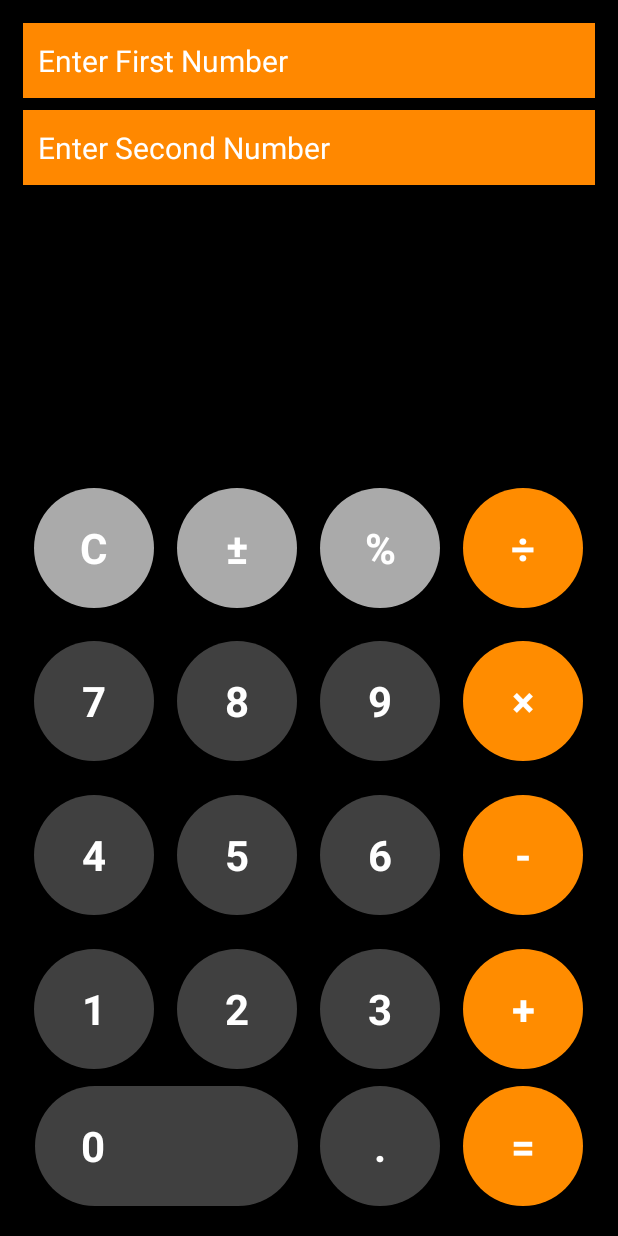
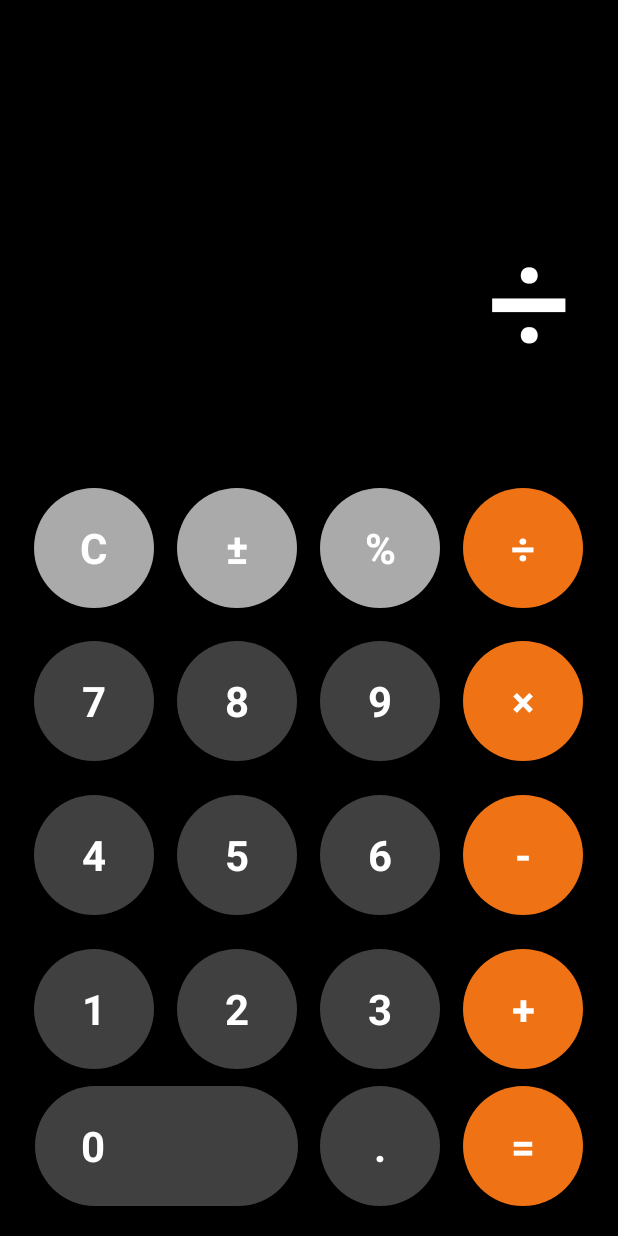
Before and after one commit to rlruedas/calculator, an Android app: the screen it shows after launch (MainActivity), after a tap on an icon or button, on a phone screen of 412 x 824 dp. Run offline under Robolectric (Android 15) with nearby library versions, the phone set to English and light mode, and no system bars; Roboto replaces fonts that are not available here.

Commit message:
Single View

```diff
--- a/app/src/main/java/com/example/calculator/MainActivity.java
+++ b/app/src/main/java/com/example/calculator/MainActivity.java
@@ -8,14 +8,18 @@ import android.view.View;
 import android.widget.Button;
 import android.widget.TextView;
 
+import java.math.BigDecimal;
+import java.text.DecimalFormat;
+
 public class MainActivity extends AppCompatActivity implements View.OnClickListener {
 
     private Button[] numbers, operators;
-    private TextView firstNo, secondNo, textView;
-    private String firstText = "", secondText = "", oper = "";
-    private Button clear, add, multiply, subtract, divide, equals, decimal;
-    private Double first, second, total;
-    private int k = 0, c = 0;
+    private TextView textView;
+    private String currText = "", tempOne = "",tempTwo = "",tempThree = "", oper = "";
+    private Button clear, equals, decimal;
+    private Float first, second, total;
+    private int k = 0;
+    DecimalFormat df;
 
 
     @Override
@@ -26,23 +30,11 @@ public class MainActivity extends AppCompatActivity implements View.OnClickListe
         textView = findViewById(R.id.textView);
         textView.setMovementMethod(new ScrollingMovementMethod());
 
-        firstNo = findViewById(R.id.firstNo);
-        secondNo = findViewById(R.id.secondNo);
         clear = findViewById(R.id.clear);
-        add = findViewById(R.id.add);
-        subtract = findViewById(R.id.subtract);
-        multiply = findViewById(R.id.multiply);
-        divide = findViewById(R.id.divide);
         equals = findViewById(R.id.equals);
         decimal = findViewById(R.id.decimal);
 
         clear.setOnClickListener(this);
-        firstNo.setOnClickListener(this);
-        secondNo.setOnClickListener(this);
-        add.setOnClickListener(this);
-        subtract.setOnClickListener(this);
-        multiply.setOnClickListener(this);
-        divide.setOnClickListener(this);
         equals.setOnClickListener(this);
         decimal.setOnClickListener(this);
 
@@ -71,95 +63,87 @@ public class MainActivity extends AppCompatActivity implements View.OnClickListe
         for (int i = 0; i < 4; i++){
             operators[i].setOnClickListener(this);
         }
-
     }
-
 
     @Override
     public void onClick(View v) {
 
         for (int i = 0; i < 4; i++){
             if(v.getId() == operators[i].getId()){
-                if(!firstNo.getText().equals("Enter First Number")){
-                    c = 1;
+                if(!textView.getText().equals("")){
                     oper = String.valueOf(i);
                     k = Integer.parseInt(oper);
+                    tempOne = currText;
+                    if(i == 0){
+                        currText += "+";
+                        textView.setText(currText);
+                        currText = "";
+                    }else if(i == 1){
+                        tempThree += "-";
+                        textView.setText(currText);
+                        currText = "";
+                    }else if(i == 2){
+                        currText += "×";
+                        textView.setText(currText);
+                        currText = "";
+                    }else if(i == 3){
+                        currText += "÷";
+                        textView.setText(currText);
+                        currText = "";
+                    }
                 }
             }
         }
 
-            if(c == 0){
         for (int i = 0; i < 10; i++) {
             if (v.getId() == numbers[i].getId()) {
                 if (i == 0) {
-                            if (!firstText.equals("0")) {
-                                firstText += String.valueOf(i);
-                                firstNo.setText(firstText);
+                    if(!currText.equals("0")){
+                        currText += String.valueOf(i);
+                        textView.setText(currText);
                     }
                 } else {
-                            firstText += String.valueOf(i);
-                            firstNo.setText(firstText);
+                    currText += String.valueOf(i);
+                    textView.setText(currText);
                 }
             }
         }
         if(v.getId() == decimal.getId()){
-                    firstText += ".";
-                    firstNo.setText(firstText);
+            currText += ".";
+            textView.setText(currText);
         }
-            }else if (c == 1){
 
-                for (int i = 0; i < 10; i++) {
-                    if (v.getId() == numbers[i].getId()) {
-                        if (i == 0) {
-                            if (!secondText.equals("0")) {
-                                secondText += String.valueOf(i);
-                                secondNo.setText(secondText);
-                            }
-                        } else {
-                            secondText += String.valueOf(i);
-                            secondNo.setText(secondText);
+        if(v.getId() == equals.getId()) {
+            tempTwo = currText;
+            if (!tempOne.equals("") && !tempTwo.equals("")) {
+                if (k == 0) {
+                    first = Float.parseFloat(tempOne);
+                    second = Float.parseFloat(tempTwo);
+                    total = first + second;
+                    textView.setText(String.format("%.0f", total));
+                } else if (k == 1) {
+                    first = Float.parseFloat(tempOne);
+                    second = Float.parseFloat(tempTwo);
+                    total = first - second;
+                    textView.setText(String.format("%.0f", total));
+                } else if (k == 2) {
+                    first = Float.parseFloat(tempOne);
+                    second = Float.parseFloat(tempTwo);
+                    total = first * second;
+                    textView.setText(String.format("%.0f", total));
+                } else if (k == 3) {
+                    first = Float.parseFloat(tempOne);
+                    second = Float.parseFloat(tempTwo);
+                    total = first / second;
+                    textView.setText(String.format("%.0f", total));
                 }
             }
         }
-                if(v.getId() == decimal.getId()){
-                    secondText += ".";
-                    secondNo.setText(secondText);
-                }
-            }
-
-        if(v.getId() == equals.getId()){
-            if(!secondNo.getText().equals("Enter Second Number")){
-                if(k == 0){
-                    first = Double.parseDouble(firstText);
-                    second = Double.parseDouble(secondText);
-                    total = first + second;
-                    textView.setText(Double.toString(Math.floor(total)));
-                } else if(k == 1) {
-                    first = Double.parseDouble(firstText);
-                    second = Double.parseDouble(secondText);
-                    total = first - second;
-                    textView.setText(Double.toString(Math.floor(total)));
-                }else if(k == 2) {
-                    first = Double.parseDouble(firstText);
-                    second = Double.parseDouble(secondText);
-                    total = first * second;
-                    textView.setText(Double.toString(Math.floor(total)));
-                }else if(k == 3) {
-                    first = Double.parseDouble(firstText);
-                    second = Double.parseDouble(secondText);
-                    total = first / second;
-                    textView.setText(Double.toString(Math.floor(total)));
+        if(v.getId() == clear.getId()){
+            tempOne = "";
+            tempTwo = "";
+            currText = "";
+            textView.setText("0");
         }
     }
 }
-
-        if(v.getId() == clear.getId()){
-            firstText = "";
-            secondText = "";
-            textView.setText("");
-            firstNo.setText("Enter First Number");
-            secondNo.setText("Enter Second Number");
-            c = 0;
-        }
-    }
-}
--- a/app/src/main/res/drawable/orange_bg_round.xml
+++ b/app/src/main/res/drawable/orange_bg_round.xml
@@ -2,7 +2,7 @@
 <selector xmlns:android="http://schemas.android.com/apk/res/android">
     <item>
         <shape android:shape="oval">
-            <solid android:color="#FF8C00"/>
+            <solid android:color="#EF7215"/>
             <size android:width="150dp" android:height="150dp"/>
         </shape>
     </item>
--- a/app/src/main/res/layout/activity_main.xml
+++ b/app/src/main/res/layout/activity_main.xml
@@ -14,47 +14,20 @@
     <RelativeLayout
         android:layout_weight="2"
         android:layout_width="match_parent"
-        android:layout_height="150dp"
-        android:padding="15dp">
+        android:layout_height="150dp">
 
-        <TextView
-            android:id="@+id/firstNo"
-            android:layout_width="match_parent"
-            android:layout_height="50dp"
-            android:layout_alignParentLeft="true"
-            android:layout_alignParentTop="true"
-            android:background="@android:color/holo_orange_dark"
-            android:paddingHorizontal="10dp"
-            android:text="Enter First Number"
-            android:textColor="@android:color/white"
-            android:textSize="20sp"
-            android:gravity="center_vertical"
-            android:onClick="onClick"
-            android:focusable="true"/>
 
-        <TextView
-            android:id="@+id/secondNo"
-            android:layout_width="match_parent"
-            android:layout_height="50dp"
-            android:layout_alignBottom="@id/firstNo"
-            android:layout_marginBottom="-58dp"
-            android:background="@android:color/holo_orange_dark"
-            android:gravity="center_vertical"
-            android:paddingHorizontal="10dp"
-            android:text="Enter Second Number"
-            android:textColor="@android:color/white"
-            android:textSize="20sp"
-            android:onClick="onClick"
-            android:focusable="true"/>
         <TextView
             android:id="@+id/textView"
             android:layout_width="match_parent"
             android:layout_height="wrap_content"
             android:layout_alignParentBottom="true"
             android:background="@android:color/black"
-            android:text=""
+            android:text="0"
+            android:textAlignment="textEnd"
             android:textColor="@android:color/white"
-            android:textSize="70sp"/>
+            android:textSize="100sp"
+            android:paddingRight="30dp"/>
 
     </RelativeLayout>
     <GridLayout
```
Lines whose indentation alone changed are shown as unchanged.
